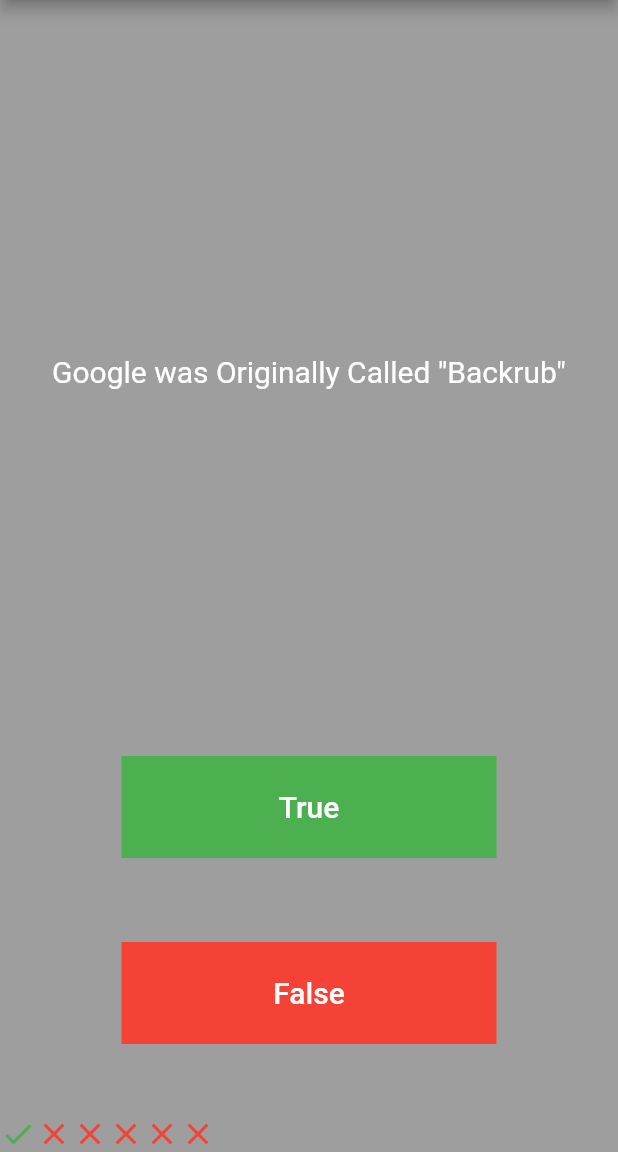
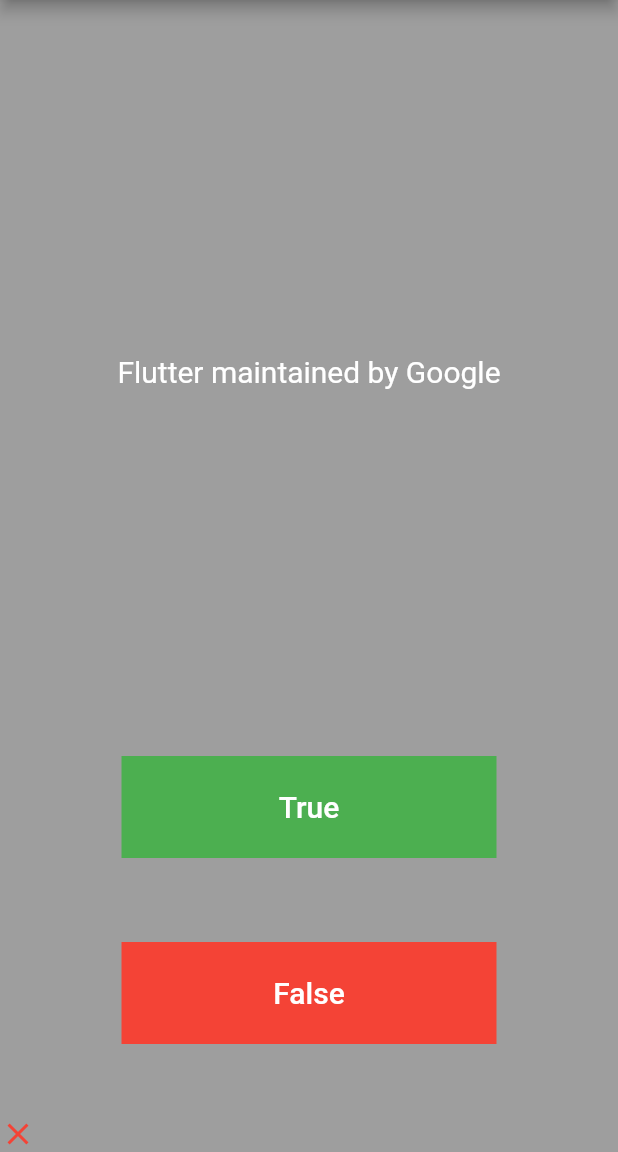
Before and after one commit to shashiradw/quizzer, a Flutter app: the screen it shows after launch, after a tap on "True", on a phone screen of 412 x 824 dp, the part 84-1236 px from its top. Run offline on Flutter 3.47's test engine with Material 2 defaults, Android fonts, the phone set to English and light mode, and no system bars.

Commit message:
Add check answer functionality

```diff
--- a/lib/main.dart
+++ b/lib/main.dart
@@ -1,5 +1,5 @@
 import 'package:flutter/material.dart';
-
+import 'package:quizzer/Quiz_brain.dart';
 void main() {
   runApp(QuizApp());
 }
@@ -10,8 +10,47 @@ class QuizApp extends StatefulWidget {
 }
 
 class _QuizAppState extends State<QuizApp> {
+
+  List <Icon> scoreKeeper=[];
+  int qNumber=0;
+  bool reachedEnd=false;
+  QuizBrain quizBrain=QuizBrain();
+
+
+
   @override
   Widget build(BuildContext context) {
+
+    void checkCorrectAnswer(bool clickedButton){
+      bool correctAnswer=quizBrain.getAnswer(qNumber);
+      if(correctAnswer==clickedButton){
+        scoreKeeper.insert(0,
+          Icon(
+            Icons.check,
+            color: Colors.green,
+          ),
+        );
+      }else{
+        scoreKeeper.insert(0,
+          Icon(
+            Icons.close,
+            color: Colors.red,
+          ),
+        );
+      }
+    }
+
+    void markQuesComplete(bool buttonType){
+      if(qNumber == quizBrain.lengthQuizList()-1 && !reachedEnd){
+        checkCorrectAnswer(buttonType);
+        reachedEnd=true;
+      }
+      if(qNumber < quizBrain.lengthQuizList()-1){
+        checkCorrectAnswer(buttonType);
+        qNumber++;
+      }
+
+    }
 
     return MaterialApp(
       debugShowCheckedModeBanner: false,
@@ -30,7 +69,7 @@ class _QuizAppState extends State<QuizApp> {
                   child: Container(
                     margin: EdgeInsets.only(left: 20.0, right: 20.0),
                     alignment: Alignment.center,
-                    child: Text('Google was Originally Called "Backrub"',
+                    child: Text(quizBrain.getQuestionText(qNumber),
                       style: TextStyle(
                         color: Colors.white,
                         fontSize: 20.0,
@@ -42,7 +81,10 @@ class _QuizAppState extends State<QuizApp> {
               Expanded(
                  flex: 1,
                  child: TextButton(
-                     onPressed: (){
+                     onPressed: qNumber==quizBrain.lengthQuizList() ? null :  (){
+                       setState(() {
+                         markQuesComplete(true);
+                       });
                      },
                      child: Container(
                        margin: EdgeInsets.only(bottom: 40.0),
@@ -62,7 +104,10 @@ class _QuizAppState extends State<QuizApp> {
               Expanded(
                 flex: 1,
                 child: TextButton(
-                  onPressed: (){
+                  onPressed: qNumber==quizBrain.lengthQuizList() ? null : (){
+                    setState(() {
+                      markQuesComplete(false);
+                    });
                   },
                   child: Container(
                     margin: EdgeInsets.only(bottom: 40.0),
@@ -80,39 +125,11 @@ class _QuizAppState extends State<QuizApp> {
               ),
 
               Row(
-                children: [
-                  Icon(
-                    Icons.check,
-                    color:Colors.green,
-                  ),
-                  Icon(
-                    Icons.close,
-                    color:Colors.red,
-                  ),
-                  Icon(
-                    Icons.close,
-                    color:Colors.red,
-                  ),
-                  Icon(
-                    Icons.close,
-                    color:Colors.red,
-                  ),
-                  Icon(
-                    Icons.close,
-                    color:Colors.red,
-                  ),
-                  Icon(
-                    Icons.close,
-                    color:Colors.red,
-                  ),
-                ],
+                children: scoreKeeper,
               ),
-
-
             ],
           ),
         ),
-
       ),
     );
   }
```
